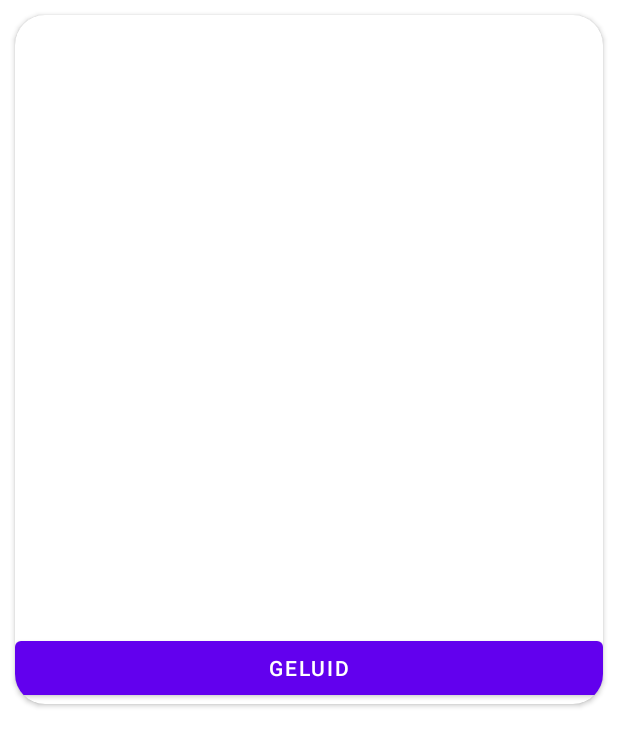
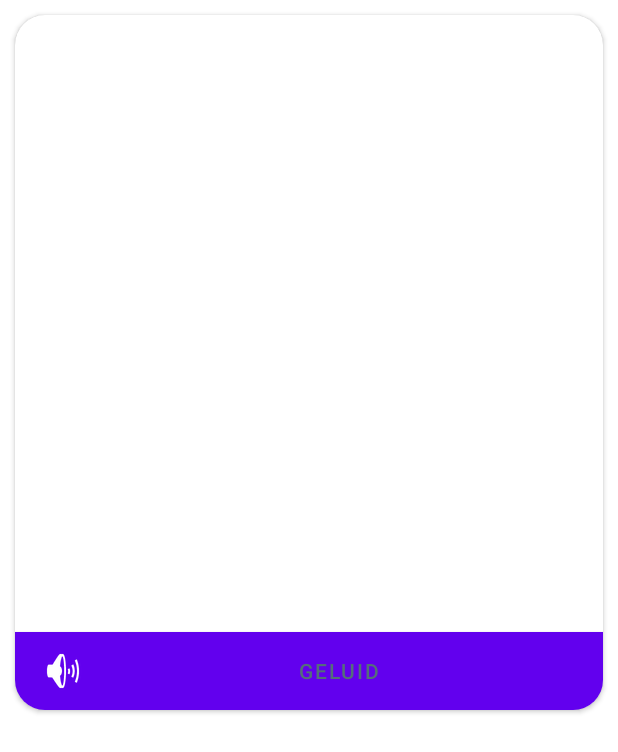
Before and after one commit to pariyaard/Amazigh, an Android app: the layout woord_layout.xml on its own in the app's theme, with its tools: preview values and no code run, on a phone screen of 412 x 824 dp. Shown: the top 752 px of the screen. Run offline under Robolectric (Android 15) with nearby library versions, the phone set to English and light mode, and no system bars.

Commit message:
changed button

```diff
--- a/app/src/main/res/layout/activity_main2.xml
+++ b/app/src/main/res/layout/activity_main2.xml
@@ -6,5 +6,5 @@
         android:id="@+id/recycler1"
         android:layout_width="match_parent"
         android:layout_height="match_parent"
-        android:background="#ffb6c1" />
+        android:background="#ffb6c8" />
 </androidx.constraintlayout.widget.ConstraintLayout>
--- a/app/src/main/res/layout/woord_layout.xml
+++ b/app/src/main/res/layout/woord_layout.xml
@@ -60,6 +60,10 @@
             android:id="@+id/button"
             android:layout_width="match_parent"
             android:layout_height="wrap_content"
-            android:text="Geluid" />
+            android:background="#ECECF8"
+            android:backgroundTintMode="screen"
+            android:text="Geluid"
+            android:textColor="#546E7A"
+            app:icon="@android:drawable/ic_lock_silent_mode_off" />
     </LinearLayout>
 </androidx.cardview.widget.CardView>
```
